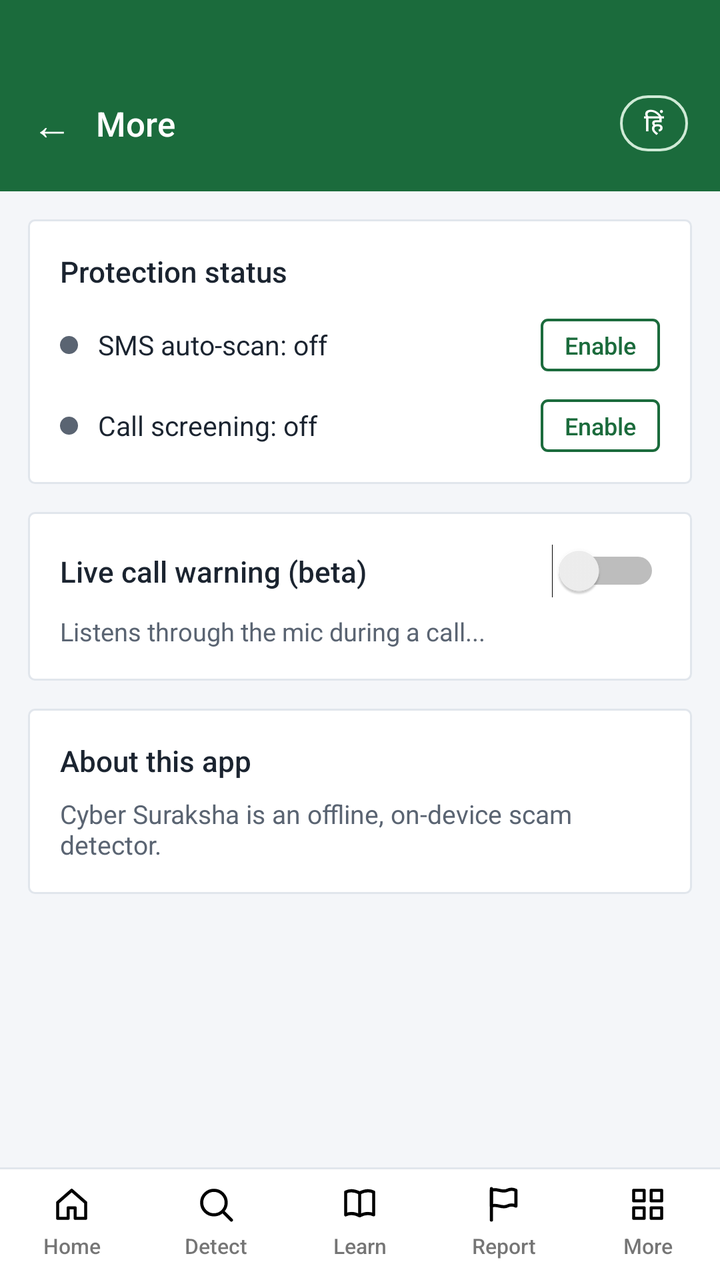
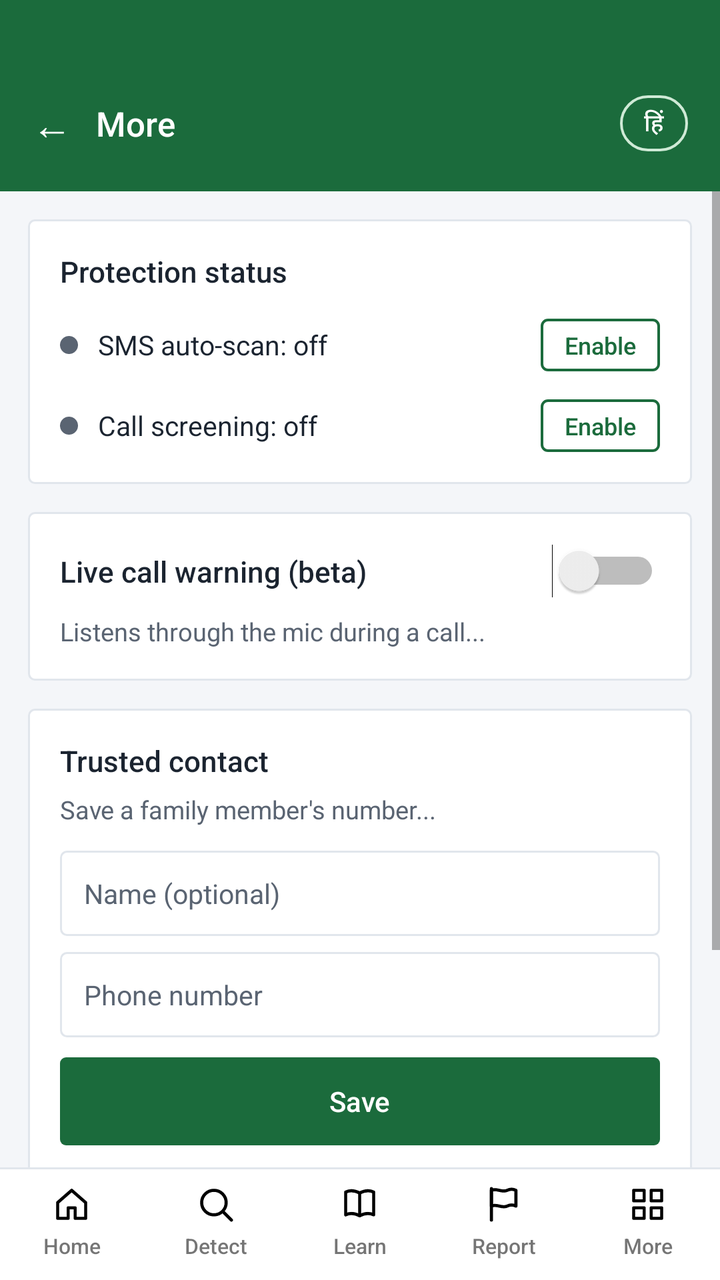

Screens rendered from an Android XML layout before and after an edit, with the pre-edit source and the edit as a unified diff.
<!-- AndroidManifest.xml: application theme Theme.CyberSuraksha -->
<!-- res/layout/activity_more.xml -->
<?xml version="1.0" encoding="utf-8"?>
<LinearLayout xmlns:android="http://schemas.android.com/apk/res/android"
    android:layout_width="match_parent"
    android:layout_height="match_parent"
    android:orientation="vertical"
    android:background="@color/bg">

    <LinearLayout
        android:layout_width="match_parent"
        android:layout_height="wrap_content"
        android:background="@color/primary"
        android:orientation="horizontal"
        android:gravity="center_vertical"
        android:paddingHorizontal="16dp"
        android:paddingTop="44dp"
        android:paddingBottom="16dp">

        <TextView
            android:id="@+id/backBtn"
            android:layout_width="wrap_content"
            android:layout_height="wrap_content"
            android:text="←"
            android:textColor="@color/white"
            android:textSize="20sp"
            android:paddingEnd="12dp"
            android:paddingVertical="4dp" />

        <TextView
            android:id="@+id/titleText"
            android:layout_width="0dp"
            android:layout_height="wrap_content"
            android:layout_weight="1"
            android:text="More"
            android:textColor="@color/white"
            android:textSize="17sp"
            android:fontFamily="sans-serif-medium" />

        <TextView
            android:id="@+id/langBtn"
            android:layout_width="wrap_content"
            android:layout_height="wrap_content"
            android:background="@drawable/bg_pill_outline_white"
            android:paddingHorizontal="12dp"
            android:paddingVertical="5dp"
            android:text="हिं"
            android:textColor="@color/white"
            android:textSize="12sp"
            android:fontFamily="sans-serif-medium" />
    </LinearLayout>

    <ScrollView
        android:layout_width="match_parent"
        android:layout_height="0dp"
        android:layout_weight="1"
        android:fillViewport="true">

        <LinearLayout
            android:layout_width="match_parent"
            android:layout_height="wrap_content"
            android:orientation="vertical"
            android:padding="14dp">

            
            <LinearLayout
                android:layout_width="match_parent"
                android:layout_height="wrap_content"
                android:orientation="vertical"
                android:background="@drawable/bg_card_white_round"
                android:padding="16dp"
                android:layout_marginBottom="14dp">

                <TextView
                    android:id="@+id/statusTitle"
                    android:layout_width="match_parent"
                    android:layout_height="wrap_content"
                    android:text="Protection status"
                    android:textColor="@color/text_main"
                    android:fontFamily="sans-serif-medium"
                    android:textSize="14.5sp"
                    android:layout_marginBottom="14dp" />

                <LinearLayout
                    android:layout_width="match_parent"
                    android:layout_height="wrap_content"
                    android:orientation="horizontal"
                    android:gravity="center_vertical"
                    android:layout_marginBottom="14dp">

                    <View
                        android:id="@+id/smsDot"
                        android:layout_width="9dp"
                        android:layout_height="9dp"
                        android:background="@drawable/bg_dot" />

                    <TextView
                        android:id="@+id/smsStatusText"
                        android:layout_width="0dp"
                        android:layout_height="wrap_content"
                        android:layout_weight="1"
                        android:layout_marginStart="10dp"
                        android:text="SMS auto-scan: off"
                        android:textColor="@color/text_main"
                        android:textSize="13.5sp" />

                    <TextView
                        android:id="@+id/smsEnableBtn"
                        android:layout_width="wrap_content"
                        android:layout_height="wrap_content"
                        android:background="@drawable/bg_btn_outline_green"
                        android:paddingHorizontal="12dp"
                        android:paddingVertical="5dp"
                        android:text="Enable"
                        android:textColor="@color/primary"
                        android:textSize="12sp"
                        android:fontFamily="sans-serif-medium" />
                </LinearLayout>

                <LinearLayout
                    android:layout_width="match_parent"
                    android:layout_height="wrap_content"
                    android:orientation="horizontal"
                    android:gravity="center_vertical">

                    <View
                        android:id="@+id/callDot"
                        android:layout_width="9dp"
                        android:layout_height="9dp"
                        android:background="@drawable/bg_dot" />

                    <TextView
                        android:id="@+id/callStatusText"
                        android:layout_width="0dp"
                        android:layout_height="wrap_content"
                        android:layout_weight="1"
                        android:layout_marginStart="10dp"
                        android:text="Call screening: off"
                        android:textColor="@color/text_main"
                        android:textSize="13.5sp" />

                    <TextView
                        android:id="@+id/callEnableBtn"
                        android:layout_width="wrap_content"
                        android:layout_height="wrap_content"
                        android:background="@drawable/bg_btn_outline_green"
                        android:paddingHorizontal="12dp"
                        android:paddingVertical="5dp"
                        android:text="Enable"
                        android:textColor="@color/primary"
                        android:textSize="12sp"
                        android:fontFamily="sans-serif-medium" />
                </LinearLayout>
            </LinearLayout>

            
            <LinearLayout
                android:layout_width="match_parent"
                android:layout_height="wrap_content"
                android:orientation="vertical"
                android:background="@drawable/bg_card_white_round"
                android:padding="16dp"
                android:layout_marginBottom="14dp">

                <LinearLayout
                    android:layout_width="match_parent"
                    android:layout_height="wrap_content"
                    android:orientation="horizontal"
                    android:gravity="center_vertical">

                    <TextView
                        android:id="@+id/liveWarningTitle"
                        android:layout_width="0dp"
                        android:layout_height="wrap_content"
                        android:layout_weight="1"
                        android:text="Live call warning (beta)"
                        android:textColor="@color/text_main"
                        android:fontFamily="sans-serif-medium"
                        android:textSize="14.5sp" />

                    <Switch
                        android:id="@+id/liveWarningSwitch"
                        android:layout_width="wrap_content"
                        android:layout_height="wrap_content" />
                </LinearLayout>

                <TextView
                    android:id="@+id/liveWarningDesc"
                    android:layout_width="match_parent"
                    android:layout_height="wrap_content"
                    android:layout_marginTop="8dp"
                    android:text="Listens through the mic during a call..."
                    android:textColor="@color/text_muted"
                    android:textSize="12.5sp" />
            </LinearLayout>

            
            <LinearLayout
                android:layout_width="match_parent"
                android:layout_height="wrap_content"
                android:orientation="vertical"
                android:background="@drawable/bg_card_white_round"
                android:padding="16dp"
                android:layout_marginBottom="14dp">

                <TextView
                    android:id="@+id/aboutTitleText"
                    android:layout_width="match_parent"
                    android:layout_height="wrap_content"
                    android:text="About this app"
                    android:textColor="@color/text_main"
                    android:fontFamily="sans-serif-medium"
                    android:textSize="14.5sp"
                    android:layout_marginBottom="8dp" />

                <TextView
                    android:id="@+id/aboutDescText"
                    android:layout_width="match_parent"
                    android:layout_height="wrap_content"
                    android:text="Cyber Suraksha is an offline, on-device scam detector."
                    android:textColor="@color/text_muted"
                    android:textSize="13sp" />
            </LinearLayout>

        </LinearLayout>
    </ScrollView>

    <include
        android:id="@+id/navBottom"
        layout="@layout/nav_bottom" />

</LinearLayout>
<!-- res/layout/nav_bottom.xml (included above) -->
<?xml version="1.0" encoding="utf-8"?>
<LinearLayout xmlns:android="http://schemas.android.com/apk/res/android"
    android:layout_width="match_parent"
    android:layout_height="wrap_content"
    android:background="@drawable/bg_nav_bar"
    android:orientation="horizontal"
    android:paddingTop="8dp"
    android:paddingBottom="10dp">

    <LinearLayout
        android:id="@+id/navHome"
        android:layout_width="0dp"
        android:layout_height="wrap_content"
        android:layout_weight="1"
        android:orientation="vertical"
        android:gravity="center"
        android:clickable="true"
        android:focusable="true">

        <ImageView
            android:layout_width="21dp"
            android:layout_height="21dp"
            android:src="@drawable/ic_home"
            android:contentDescription="@null" />

        <TextView
            android:layout_width="wrap_content"
            android:layout_height="wrap_content"
            android:layout_marginTop="3dp"
            android:text="Home"
            android:textSize="10.5sp"
            android:fontFamily="sans-serif-medium" />
    </LinearLayout>

    <LinearLayout
        android:id="@+id/navDetect"
        android:layout_width="0dp"
        android:layout_height="wrap_content"
        android:layout_weight="1"
        android:orientation="vertical"
        android:gravity="center"
        android:clickable="true"
        android:focusable="true">

        <ImageView
            android:layout_width="21dp"
            android:layout_height="21dp"
            android:src="@drawable/ic_search"
            android:contentDescription="@null" />

        <TextView
            android:layout_width="wrap_content"
            android:layout_height="wrap_content"
            android:layout_marginTop="3dp"
            android:text="Detect"
            android:textSize="10.5sp"
            android:fontFamily="sans-serif-medium" />
    </LinearLayout>

    <LinearLayout
        android:id="@+id/navLearn"
        android:layout_width="0dp"
        android:layout_height="wrap_content"
        android:layout_weight="1"
        android:orientation="vertical"
        android:gravity="center"
        android:clickable="true"
        android:focusable="true">

        <ImageView
            android:layout_width="21dp"
            android:layout_height="21dp"
            android:src="@drawable/ic_book"
            android:contentDescription="@null" />

        <TextView
            android:layout_width="wrap_content"
            android:layout_height="wrap_content"
            android:layout_marginTop="3dp"
            android:text="Learn"
            android:textSize="10.5sp"
            android:fontFamily="sans-serif-medium" />
    </LinearLayout>

    <LinearLayout
        android:id="@+id/navReport"
        android:layout_width="0dp"
        android:layout_height="wrap_content"
        android:layout_weight="1"
        android:orientation="vertical"
        android:gravity="center"
        android:clickable="true"
        android:focusable="true">

        <ImageView
            android:layout_width="21dp"
            android:layout_height="21dp"
            android:src="@drawable/ic_flag"
            android:contentDescription="@null" />

        <TextView
            android:layout_width="wrap_content"
            android:layout_height="wrap_content"
            android:layout_marginTop="3dp"
            android:text="Report"
            android:textSize="10.5sp"
            android:fontFamily="sans-serif-medium" />
    </LinearLayout>

    <LinearLayout
        android:id="@+id/navMore"
        android:layout_width="0dp"
        android:layout_height="wrap_content"
        android:layout_weight="1"
        android:orientation="vertical"
        android:gravity="center"
        android:clickable="true"
        android:focusable="true">

        <ImageView
            android:layout_width="21dp"
            android:layout_height="21dp"
            android:src="@drawable/ic_grid"
            android:contentDescription="@null" />

        <TextView
            android:layout_width="wrap_content"
            android:layout_height="wrap_content"
            android:layout_marginTop="3dp"
            android:text="More"
            android:textSize="10.5sp"
            android:fontFamily="sans-serif-medium" />
    </LinearLayout>

</LinearLayout>
<!-- resources referenced by this layout -->
<resources>
  <color name="bg">#F4F6F9</color>
  <color name="primary">#1B6B3C</color>
  <color name="text_main">#1B2430</color>
  <color name="text_muted">#5A6472</color>
  <color name="white">#FFFFFF</color>
  <!-- drawable bg_btn_outline_green (drawable) -->
  <?xml version="1.0" encoding="utf-8"?>
  <shape xmlns:android="http://schemas.android.com/apk/res/android" android:shape="rectangle">
      <solid android:color="@android:color/transparent" />
      <stroke android:width="1.4dp" android:color="@color/primary" />
      <corners android:radius="3dp" />
  </shape>
  <!-- drawable bg_card_white_round (drawable) -->
  <?xml version="1.0" encoding="utf-8"?>
  <shape xmlns:android="http://schemas.android.com/apk/res/android" android:shape="rectangle">
      <solid android:color="@color/white" />
      <stroke android:width="1dp" android:color="@color/border" />
      <corners android:radius="3dp" />
  </shape>
  <!-- drawable bg_dot (drawable) -->
  <?xml version="1.0" encoding="utf-8"?>
  <shape xmlns:android="http://schemas.android.com/apk/res/android" android:shape="oval">
      <solid android:color="@color/text_muted" />
  </shape>
  <!-- drawable bg_nav_bar (drawable) -->
  <?xml version="1.0" encoding="utf-8"?>
  <layer-list xmlns:android="http://schemas.android.com/apk/res/android">
      <item android:height="1dp" android:gravity="top">
          <shape android:shape="rectangle">
              <solid android:color="@color/border" />
          </shape>
      </item>
      <item android:top="1dp">
          <shape android:shape="rectangle">
              <solid android:color="@color/white" />
          </shape>
      </item>
  </layer-list>
  <!-- drawable bg_pill_outline_white (drawable) -->
  <?xml version="1.0" encoding="utf-8"?>
  <shape xmlns:android="http://schemas.android.com/apk/res/android" android:shape="rectangle">
      <solid android:color="@android:color/transparent" />
      <stroke android:width="1.3dp" android:color="#CFEAD6" />
      <corners android:radius="16dp" />
  </shape>
  <!-- drawable ic_home (drawable) -->
  <?xml version="1.0" encoding="utf-8"?>
  <vector xmlns:android="http://schemas.android.com/apk/res/android"
      android:width="24dp" android:height="24dp" android:viewportWidth="24" android:viewportHeight="24">
      <path android:pathData="M4,11 L12,4 L20,11 V20 H14 V14 H10 V20 H4 Z"
          android:fillColor="#00000000" android:strokeColor="#000000"
          android:strokeWidth="1.8" android:strokeLineCap="round" android:strokeLineJoin="round" />
  </vector>
  <style name="Theme.CyberSuraksha" parent="Theme.MaterialComponents.DayNight.NoActionBar">
          <item name="colorPrimary">@color/primary</item>
          <item name="colorPrimaryDark">@color/primary_dark</item>
          <item name="colorAccent">@color/primary</item>
          <item name="android:windowBackground">@color/bg</item>
          <item name="android:statusBarColor">@color/primary</item>
      </style>
  <color name="border">#E1E6EC</color>
  <color name="primary_dark">#124A29</color>
  <!-- unchanged entries left out for length: 4 -->
</resources>

<!-- the commit's change to res/layout/activity_more.xml (unified diff, before → after) -->
@@ -190,6 +190,81 @@
                     android:text="Listens through the mic during a call..."
                     android:textColor="@color/text_muted"
                     android:textSize="12.5sp" />
+            </LinearLayout>
+
+            
+            <LinearLayout
+                android:layout_width="match_parent"
+                android:layout_height="wrap_content"
+                android:orientation="vertical"
+                android:background="@drawable/bg_card_white_round"
+                android:padding="16dp"
+                android:layout_marginBottom="14dp">
+
+                <TextView
+                    android:id="@+id/trustedContactTitle"
+                    android:layout_width="match_parent"
+                    android:layout_height="wrap_content"
+                    android:text="Trusted contact"
+                    android:textColor="@color/text_main"
+                    android:fontFamily="sans-serif-medium"
+                    android:textSize="14.5sp"
+                    android:layout_marginBottom="6dp" />
+
+                <TextView
+                    android:id="@+id/trustedContactDesc"
+                    android:layout_width="match_parent"
+                    android:layout_height="wrap_content"
+                    android:text="Save a family member's number..."
+                    android:textColor="@color/text_muted"
+                    android:textSize="12.5sp"
+                    android:layout_marginBottom="12dp" />
+
+                <EditText
+                    android:id="@+id/trustedContactNameInput"
+                    android:layout_width="match_parent"
+                    android:layout_height="wrap_content"
+                    android:background="@drawable/bg_input_round"
+                    android:padding="12dp"
+                    android:hint="Name (optional)"
+                    android:textColorHint="@color/text_muted"
+                    android:inputType="textPersonName"
+                    android:textSize="13.5sp"
+                    android:textColor="@color/text_main"
+                    android:layout_marginBottom="8dp" />
+
+                <EditText
+                    android:id="@+id/trustedContactNumberInput"
+                    android:layout_width="match_parent"
+                    android:layout_height="wrap_content"
+                    android:background="@drawable/bg_input_round"
+                    android:padding="12dp"
+                    android:hint="Phone number"
+                    android:textColorHint="@color/text_muted"
+                    android:inputType="phone"
+                    android:textSize="13.5sp"
+                    android:textColor="@color/text_main"
+                    android:layout_marginBottom="10dp" />
+
+                <LinearLayout
+                    android:id="@+id/trustedContactSaveBtn"
+                    android:layout_width="match_parent"
+                    android:layout_height="44dp"
+                    android:orientation="horizontal"
+                    android:gravity="center"
+                    android:background="@drawable/bg_btn_primary_green"
+                    android:clickable="true"
+                    android:focusable="true">
+
+                    <TextView
+                        android:id="@+id/trustedContactSaveBtnText"
+                        android:layout_width="wrap_content"
+                        android:layout_height="wrap_content"
+                        android:text="Save"
+                        android:textColor="@color/white"
+                        android:fontFamily="sans-serif-medium"
+                        android:textSize="14sp" />
+                </LinearLayout>
             </LinearLayout>
 
             
<!-- resource entries referenced after the edit -->
@@ -12,6 +12,12 @@
       <stroke android:width="1.4dp" android:color="@color/primary" />
       <corners android:radius="3dp" />
   </shape>
+  <!-- drawable bg_btn_primary_green (drawable) -->
+  <?xml version="1.0" encoding="utf-8"?>
+  <shape xmlns:android="http://schemas.android.com/apk/res/android" android:shape="rectangle">
+      <solid android:color="@color/primary" />
+      <corners android:radius="3dp" />
+  </shape>
   <!-- drawable bg_card_white_round (drawable) -->
   <?xml version="1.0" encoding="utf-8"?>
   <shape xmlns:android="http://schemas.android.com/apk/res/android" android:shape="rectangle">
@@ -23,6 +29,13 @@
   <?xml version="1.0" encoding="utf-8"?>
   <shape xmlns:android="http://schemas.android.com/apk/res/android" android:shape="oval">
       <solid android:color="@color/text_muted" />
+  </shape>
+  <!-- drawable bg_input_round (drawable) -->
+  <?xml version="1.0" encoding="utf-8"?>
+  <shape xmlns:android="http://schemas.android.com/apk/res/android" android:shape="rectangle">
+      <solid android:color="@color/white" />
+      <stroke android:width="1dp" android:color="@color/border" />
+      <corners android:radius="3dp" />
   </shape>
   <!-- drawable bg_nav_bar (drawable) -->
   <?xml version="1.0" encoding="utf-8"?>
